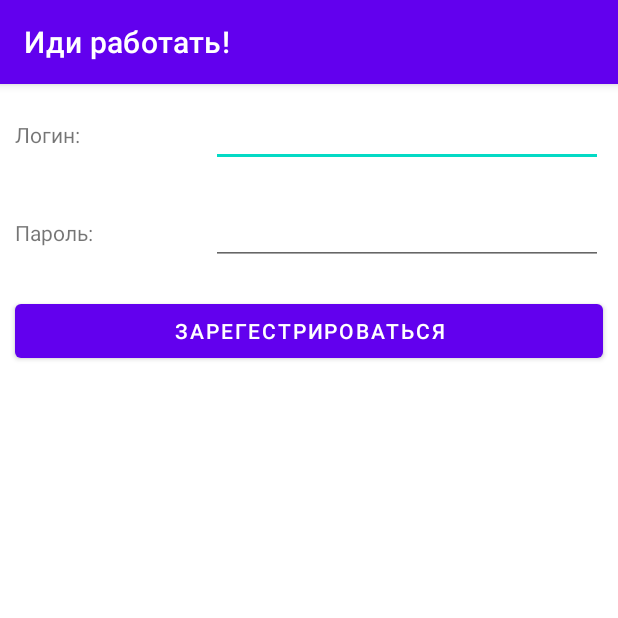
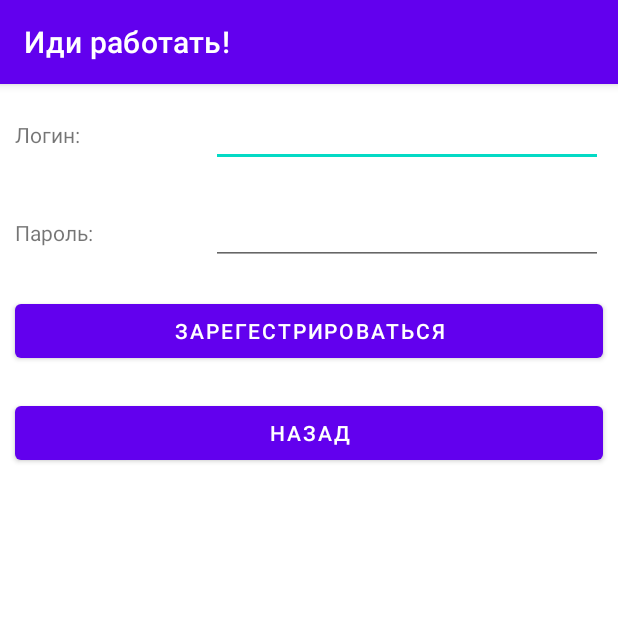
Before and after one commit to a-shdv/gotowork-factory, an Android app: the RegisterActivity screen opened directly, with no data from a screen before it, on a phone screen of 412 x 824 dp, the top half of it. Run offline under Robolectric (Android 15) with nearby library versions, the phone set to English and light mode, and no system bars; our stand-ins replace Firebase (no records; nobody signed in at launch, a user with empty details on screens opened directly).

Commit message:
Back button for RegisterActivity

```diff
--- a/app/src/main/java/com/example/coursework/activities/RegisterActivity.java
+++ b/app/src/main/java/com/example/coursework/activities/RegisterActivity.java
@@ -17,6 +17,7 @@
 public class RegisterActivity extends AppCompatActivity {
 
     Button buttonRegister;
+    Button buttonBack;
     EditText editTextLogin;
     EditText editTextPassword;
     UserLogic logic;
@@ -28,6 +29,7 @@
         setContentView(R.layout.activity_register);
 
         buttonRegister = findViewById(R.id.button_register);
+        buttonBack = findViewById(R.id.button_back);
         editTextLogin = findViewById(R.id.edit_text_login);
         editTextPassword = findViewById(R.id.edit_text_password);
 
@@ -66,5 +68,9 @@
                     startActivity(intent);
                 }
         );
+
+        buttonBack.setOnClickListener(v -> {
+            finish();
+        });
     }
 }
--- a/app/src/main/res/layout/activity_register.xml
+++ b/app/src/main/res/layout/activity_register.xml
@@ -64,5 +64,12 @@
         android:layout_margin="10dp"
         android:text="@string/button_register_text"/>
 
+    <Button
+        android:id="@+id/button_back"
+        android:layout_width="match_parent"
+        android:layout_height="wrap_content"
+        android:layout_margin="10dp"
+        android:text="@string/button_back_text" />
+
 
 </LinearLayout>
```
